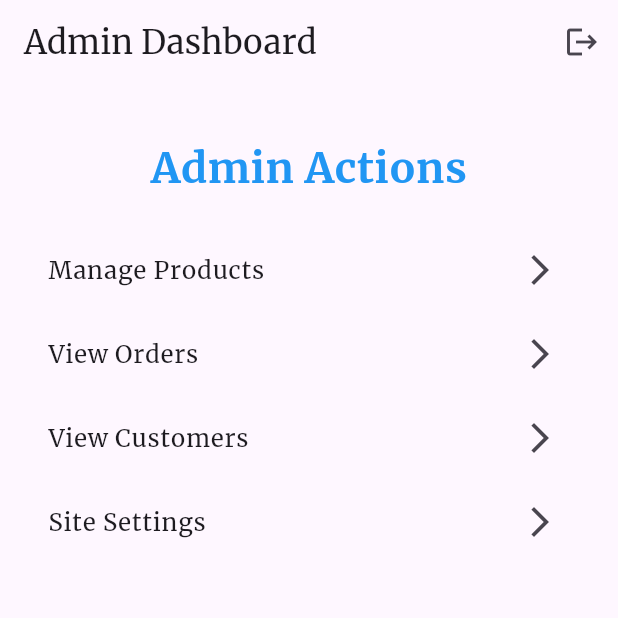
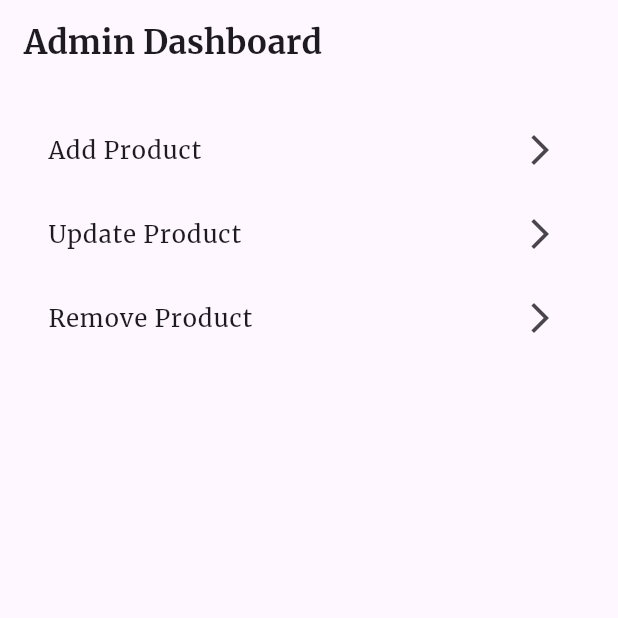
Before and after one commit to Khondamir4/E-commerce-app, a Flutter app: the AdminDashboardScreen screen opened directly, on a phone screen of 412 x 824 dp, the top half of it. Run offline on Flutter 3.47's test engine with Material 3 defaults, Android fonts, the light colour scheme and no system bars.

Commit message:
admin interface is done, need to add image url

```diff
--- /dev/null
+++ b/shoppy/lib/screens/admin/admin_dashboard_screen.dart
@@ -0,0 +1,75 @@
+import 'package:flutter/material.dart';
+import 'package:shoppy/screens/admin/add_product_screen.dart';
+import 'package:shoppy/screens/admin/remove_product_screen.dart';
+import 'package:shoppy/screens/admin/update_product_screen.dart';
+
+class AdminDashboardScreen extends StatelessWidget {
+  AdminDashboardScreen({super.key});
+  final List<String> menuItems = [
+    "Add Product",
+    "Update Product",
+    "Remove Product",
+  ];
+
+  @override
+  Widget build(BuildContext context) {
+    return Scaffold(
+      appBar: AppBar(
+        title: Text(
+          'Admin Dashboard',
+          style: TextStyle(fontWeight: FontWeight.bold),
+        ),
+      ),
+      body: SafeArea(
+        child: Padding(
+          padding: const EdgeInsets.all(16.0),
+          child: Column(
+            children: [
+              Expanded(
+                child: ListView.builder(
+                  itemCount: menuItems.length,
+                  itemBuilder: (context, index) {
+                    return ListTile(
+                      title: Text(menuItems[index]),
+                      onTap: () {
+                        switch (index) {
+                          case 0:
+                            Navigator.push(
+                              context,
+                              MaterialPageRoute(
+                                builder: (context) => AddProductScreen(),
+                              ),
+                            );
+                            break;
+                          case 1:
+                            Navigator.push(
+                              context,
+                              MaterialPageRoute(
+                                builder: (context) => UpdateProductScreen(),
+                              ),
+                            );
+                            break;
+                          case 2:
+                            Navigator.push(
+                              context,
+                              MaterialPageRoute(
+                                builder: (context) => RemoveProductScreen(),
+                              ),
+                            );
+                            break;
+                          default:
+                            break;
+                        }
+                      },
+                      trailing: Icon(Icons.arrow_forward_ios),
+                    );
+                  },
+                ),
+              ),
+            ],
+          ),
+        ),
+      ),
+    );
+  }
+}
--- a/shoppy/lib/screens/admin_dashboard_screen.dart
+++ /dev/null
@@ -1,79 +0,0 @@
-import 'package:flutter/material.dart';
-
-class AdminDashboardScreen extends StatelessWidget {
-  AdminDashboardScreen({super.key});
-
-  // This is an example list of items that the admin could interact with
-  final List<String> menuItems = [
-    "Manage Products",
-    "View Orders",
-    "View Customers",
-    "Site Settings",
-  ];
-
-  @override
-  Widget build(BuildContext context) {
-    return Scaffold(
-      appBar: AppBar(
-        title: Text('Admin Dashboard'),
-        actions: [
-          IconButton(
-            icon: Icon(Icons.logout),
-            onPressed: () {
-              // Handle logout here
-              Navigator.pushReplacementNamed(context, '/login');
-            },
-          ),
-        ],
-      ),
-      body: Padding(
-        padding: const EdgeInsets.all(16.0),
-        child: Column(
-          children: [
-            SizedBox(height: 20),
-            // Dashboard title
-            Text(
-              'Admin Actions',
-              style: TextStyle(
-                  fontSize: 28,
-                  fontWeight: FontWeight.bold,
-                  color: Colors.blue),
-            ),
-            SizedBox(height: 20),
-            // Menu items for navigation
-            Expanded(
-              child: ListView.builder(
-                itemCount: menuItems.length,
-                itemBuilder: (context, index) {
-                  return ListTile(
-                    title: Text(menuItems[index]),
-                    onTap: () {
-                      // Navigate to appropriate admin screen based on menu item
-                      switch (index) {
-                        case 0:
-                          Navigator.pushNamed(context, '/manage_products');
-                          break;
-                        case 1:
-                          Navigator.pushNamed(context, '/view_orders');
-                          break;
-                        case 2:
-                          Navigator.pushNamed(context, '/view_customers');
-                          break;
-                        case 3:
-                          Navigator.pushNamed(context, '/site_settings');
-                          break;
-                        default:
-                          break;
-                      }
-                    },
-                    trailing: Icon(Icons.arrow_forward_ios),
-                  );
-                },
-              ),
-            ),
-          ],
-        ),
-      ),
-    );
-  }
-}
--- a/shoppy/lib/screens/login_screen.dart
+++ b/shoppy/lib/screens/login_screen.dart
@@ -5,7 +5,7 @@ import 'package:flutter/material.dart';
 import 'package:provider/provider.dart';
 import 'dart:convert';
 import 'package:shoppy/models/product_model.dart';
-import 'package:shoppy/screens/admin_dashboard_screen.dart';
+import 'package:shoppy/screens/admin/admin_dashboard_screen.dart';
 import 'package:shoppy/screens/main_screen.dart';
 import 'package:shoppy/services/provider/product_provider.dart';
 import 'package:shoppy/services/provider/userdata_provider.dart';
--- a/shoppy/lib/services/product_service.dart
+++ /dev/null
@@ -1,18 +0,0 @@
-import 'dart:convert';
-import 'package:http/http.dart' as http;
-import 'package:shoppy/models/product_model.dart';
-
-class ProductService {
-  static const String baseUrl = 'http://10.0.2.2:8000/products';
-
-  Future<List<Product>> getProducts() async {
-    final response = await http.get(Uri.parse(baseUrl));
-
-    if (response.statusCode == 200) {
-      final List<dynamic> data = json.decode(response.body)['products'];
-      return data.map((productJson) => Product.fromJson(productJson)).toList();
-    } else {
-      throw Exception('Failed to load products');
-    }
-  }
-}
--- a/shoppy/lib/services/provider/product_provider.dart
+++ b/shoppy/lib/services/provider/product_provider.dart
@@ -15,6 +15,16 @@ class ProductProvider with ChangeNotifier {
     notifyListeners();
   }
 
+  void removeProduct(int productId) {
+    _products.removeWhere((product) => product.id == productId);
+    notifyListeners();
+  }
+
+  void addProduct(Product product) {
+    _products.add(product);
+    notifyListeners();
+  }
+
   Product? getProductById(int id) {
     try {
       return _products.firstWhere((product) => product.id == id);
--- a/shoppy/lib/widgets/checkout_button.dart
+++ b/shoppy/lib/widgets/checkout_button.dart
@@ -19,7 +19,7 @@ class CheckoutButton extends StatelessWidget {
         ),
         padding: EdgeInsets.symmetric(
           vertical: 24,
-          horizontal: 140,
+          horizontal: 120,
         ),
         backgroundColor: Colors.black,
       ),
```
Also changed, not shown: shoppy/lib/screens/admin/add_product_screen.dart (added, +118 -0 lines), shoppy/lib/screens/admin/remove_product_screen.dart (added, +68 -0 lines), shoppy/lib/screens/admin/update_product_screen.dart (added, +174 -0 lines), shoppy/lib/screens/checkout_screen.dart (+4 -4 lines), shoppy/lib/screens/profile_screen.dart (+7 -1 lines), shoppy/lib/services/api_service.dart (deleted, +0 -24 lines), shoppy/lib/widgets/location_textfield.dart (+10 -6 lines), 6 other files.
